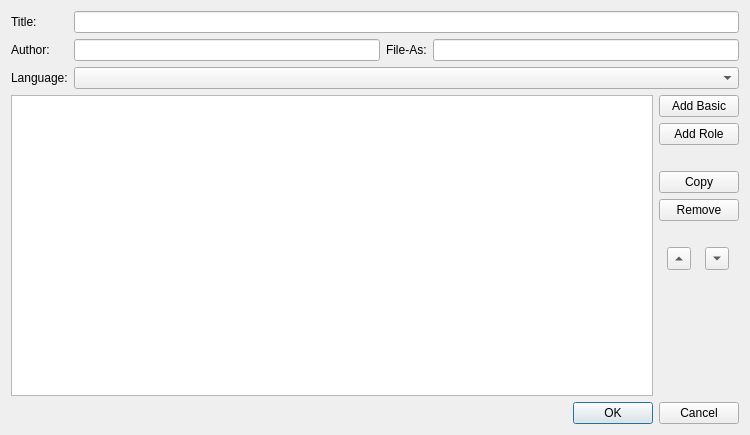
Before: the Qt Designer form src/Form_Files/MetaEditor.ui in Sigil-Ebook/Sigil, drawn with Qt 5.
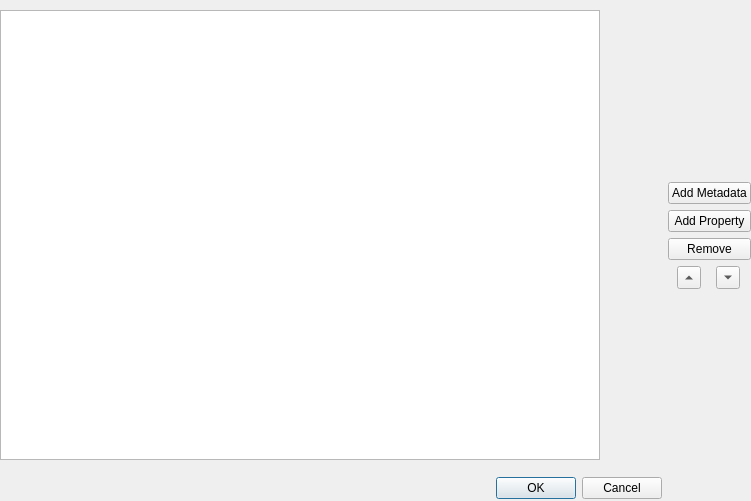
After: the same form once the commit is applied.

Commit message: Completely redesign MetaEditor to work with both epub2 and epub3

Patch:
```diff
--- a/src/Form_Files/MetaEditor.ui
+++ b/src/Form_Files/MetaEditor.ui
@@ -6,12 +6,12 @@
    <rect>
     <x>0</x>
     <y>0</y>
-    <width>750</width>
-    <height>435</height>
+    <width>751</width>
+    <height>501</height>
    </rect>
   </property>
   <property name="sizePolicy">
-   <sizepolicy hsizetype="Preferred" vsizetype="Preferred">
+   <sizepolicy hsizetype="MinimumExpanding" vsizetype="MinimumExpanding">
     <horstretch>0</horstretch>
     <verstretch>0</verstretch>
    </sizepolicy>
@@ -19,182 +19,75 @@
   <property name="windowTitle">
    <string>Metadata Editor</string>
   </property>
-  <layout class="QVBoxLayout" name="verticalLayout">
-   <item>
+  <widget class="QWidget" name="gridLayoutWidget_3">
+   <property name="geometry">
+    <rect>
+     <x>0</x>
+     <y>0</y>
+     <width>751</width>
+     <height>499</height>
+    </rect>
+   </property>
+   <layout class="QGridLayout" name="gridLayout_3">
+    <item row="0" column="1">
     <layout class="QGridLayout" name="gridLayout">
-     <item row="0" column="0">
-      <widget class="QLabel" name="lbTitle">
+      <item row="5" column="0">
+       <spacer name="verticalSpacer">
+        <property name="orientation">
+         <enum>Qt::Vertical</enum>
+        </property>
+        <property name="sizeHint" stdset="0">
+         <size>
+          <width>20</width>
+          <height>40</height>
+         </size>
+        </property>
+       </spacer>
+      </item>
+      <item row="1" column="0">
+       <widget class="QPushButton" name="addMetaButton">
        <property name="toolTip">
         <string>The main title of the book.  At least one title is required.</string>
        </property>
        <property name="text">
-        <string>Title:</string>
+         <string>Add Metadata</string>
        </property>
       </widget>
      </item>
-     <item row="2" column="1" colspan="3">
-      <widget class="QComboBox" name="cbLanguages">
-       <property name="sizePolicy">
-        <sizepolicy hsizetype="Expanding" vsizetype="Fixed">
-         <horstretch>0</horstretch>
-         <verstretch>0</verstretch>
-        </sizepolicy>
+      <item row="3" column="0">
+       <widget class="QPushButton" name="delButton">
+        <property name="toolTip">
+         <string>Remove a metadata element or property.</string>
+        </property>
+        <property name="text">
+         <string>Remove</string>
        </property>
       </widget>
      </item>
      <item row="2" column="0">
-      <widget class="QLabel" name="lbLanguage">
+       <widget class="QPushButton" name="addPropButton">
        <property name="toolTip">
         <string>The primary language of the book.  Required.&lt;p&gt;Use Add Basic to add additional optional languages.&lt;p&gt;Change the default language for new books in Preferences-&gt;Language.&lt;/P&gt;</string>
        </property>
        <property name="text">
-        <string>Language:</string>
+         <string>Add Property</string>
        </property>
       </widget>
      </item>
-     <item row="0" column="1" colspan="3">
-      <widget class="QLineEdit" name="leTitle">
-       <property name="sizePolicy">
-        <sizepolicy hsizetype="Expanding" vsizetype="Fixed">
-         <horstretch>0</horstretch>
-         <verstretch>0</verstretch>
-        </sizepolicy>
-       </property>
-      </widget>
-     </item>
-     <item row="1" column="2">
-      <widget class="QLabel" name="lbAuthorFileAs">
-       <property name="toolTip">
-        <string>See Author.</string>
-       </property>
-       <property name="text">
-        <string>File-As:</string>
-       </property>
-      </widget>
-     </item>
-     <item row="1" column="1">
-      <widget class="QLineEdit" name="leAuthor">
-       <property name="sizePolicy">
-        <sizepolicy hsizetype="Expanding" vsizetype="Fixed">
-         <horstretch>0</horstretch>
-         <verstretch>0</verstretch>
-        </sizepolicy>
-       </property>
-      </widget>
-     </item>
-     <item row="1" column="0">
-      <widget class="QLabel" name="lbAuthor">
-       <property name="toolTip">
-        <string>The primary author and creator of the book.  At least one author is required. 
-
-Readers will typically show the author's name entered in the Author field, 
-but file the name using the File-As field for sorting purposes if it is used.
-
-Author is typically: Firstname Lastname
-File-As is typically: Lastname, Firstname
-
-Click 'Add Role' to add more authors, creators, or contributors.</string>
-       </property>
-       <property name="text">
-        <string>Author:</string>
-       </property>
-      </widget>
-     </item>
-     <item row="1" column="3">
-      <widget class="QLineEdit" name="leAuthorFileAs"/>
-     </item>
-    </layout>
-   </item>
-   <item>
-    <layout class="QHBoxLayout" name="horizontalLayout">
-     <item>
-      <widget class="QTableView" name="tvMetaTable">
-       <property name="alternatingRowColors">
-        <bool>true</bool>
-       </property>
-       <property name="selectionBehavior">
-        <enum>QAbstractItemView::SelectRows</enum>
-       </property>
-      </widget>
-     </item>
-     <item>
-      <layout class="QVBoxLayout" name="verticalLayout_2">
-       <item>
-        <widget class="QPushButton" name="btAddBasic">
-         <property name="toolTip">
-          <string>Add basic metadata like Subject, Dates, etc.</string>
-         </property>
-         <property name="text">
-          <string>Add Basic</string>
-         </property>
-        </widget>
-       </item>
-       <item>
-        <widget class="QPushButton" name="btAddRole">
-         <property name="toolTip">
-          <string>Add the name of a Creator or Contributor.</string>
-         </property>
-         <property name="text">
-          <string>Add Role</string>
-         </property>
-        </widget>
-       </item>
-       <item>
+      <item row="0" column="0">
         <spacer name="verticalSpacer_2">
          <property name="orientation">
           <enum>Qt::Vertical</enum>
          </property>
-         <property name="sizeType">
-          <enum>QSizePolicy::Fixed</enum>
-         </property>
          <property name="sizeHint" stdset="0">
           <size>
            <width>20</width>
-           <height>20</height>
+          <height>40</height>
           </size>
          </property>
         </spacer>
        </item>
-       <item>
-        <widget class="QPushButton" name="btCopy">
-         <property name="toolTip">
-          <string>Copy the first selected row and create a new duplicate entry.
-
-You can also use a ';' between values to quickly create multiple
-entries of the same type.</string>
-         </property>
-         <property name="text">
-          <string>Copy</string>
-         </property>
-        </widget>
-       </item>
-       <item>
-        <widget class="QPushButton" name="btRemove">
-         <property name="toolTip">
-          <string>Remove all selected rows.</string>
-         </property>
-         <property name="text">
-          <string>Remove</string>
-         </property>
-        </widget>
-       </item>
-       <item>
-        <spacer name="verticalSpacer_3">
-         <property name="orientation">
-          <enum>Qt::Vertical</enum>
-         </property>
-         <property name="sizeType">
-          <enum>QSizePolicy::Fixed</enum>
-         </property>
-         <property name="sizeHint" stdset="0">
-          <size>
-           <width>20</width>
-           <height>20</height>
-          </size>
-         </property>
-        </spacer>
-       </item>
-       <item>
+      <item row="4" column="0">
         <layout class="QHBoxLayout" name="horizontalLayout_3">
          <item>
           <widget class="QToolButton" name="tbMoveUp">
@@ -226,37 +119,60 @@
          </item>
         </layout>
        </item>
-       <item>
-        <spacer name="verticalSpacer">
-         <property name="orientation">
-          <enum>Qt::Vertical</enum>
-         </property>
-         <property name="sizeHint" stdset="0">
-          <size>
-           <width>20</width>
-           <height>40</height>
-          </size>
-         </property>
-        </spacer>
-       </item>
-      </layout>
-     </item>
-    </layout>
-   </item>
-   <item>
+     </layout>
+    </item>
+    <item row="1" column="0">
     <widget class="QDialogButtonBox" name="buttonBox">
      <property name="standardButtons">
       <set>QDialogButtonBox::Cancel|QDialogButtonBox::Ok</set>
      </property>
     </widget>
    </item>
-  </layout>
- </widget>
- <tabstops>
-  <tabstop>btAddBasic</tabstop>
-  <tabstop>btAddRole</tabstop>
-  <tabstop>btCopy</tabstop>
-  <tabstop>btRemove</tabstop>
- </tabstops>
+    <item row="0" column="0">
+     <widget class="QTreeView" name="view">
+      <property name="enabled">
+       <bool>true</bool>
+      </property>
+      <property name="sizePolicy">
+       <sizepolicy hsizetype="Maximum" vsizetype="Maximum">
+        <horstretch>0</horstretch>
+        <verstretch>0</verstretch>
+       </sizepolicy>
+      </property>
+      <property name="minimumSize">
+       <size>
+        <width>600</width>
+        <height>450</height>
+       </size>
+      </property>
+      <property name="sizeIncrement">
+       <size>
+        <width>0</width>
+        <height>0</height>
+       </size>
+      </property>
+      <property name="toolTip">
+       <string>Minimum epub metadata should include the main language, title, and at least one creator.</string>
+      </property>
+      <property name="alternatingRowColors">
+       <bool>true</bool>
+      </property>
+      <property name="selectionBehavior">
+       <enum>QAbstractItemView::SelectItems</enum>
+      </property>
+      <property name="horizontalScrollMode">
+       <enum>QAbstractItemView::ScrollPerPixel</enum>
+      </property>
+      <property name="animated">
+       <bool>false</bool>
+      </property>
+      <property name="allColumnsShowFocus">
+       <bool>true</bool>
+      </property>
+     </widget>
+    </item>
+   </layout>
+  </widget>
+ </widget>
  <resources/>
 </ui>
```
Left out of the diff: 16 changed lines with no effect on the pictures. Lines whose indentation alone changed are shown as unchanged. The commit also changes 20 other files.
